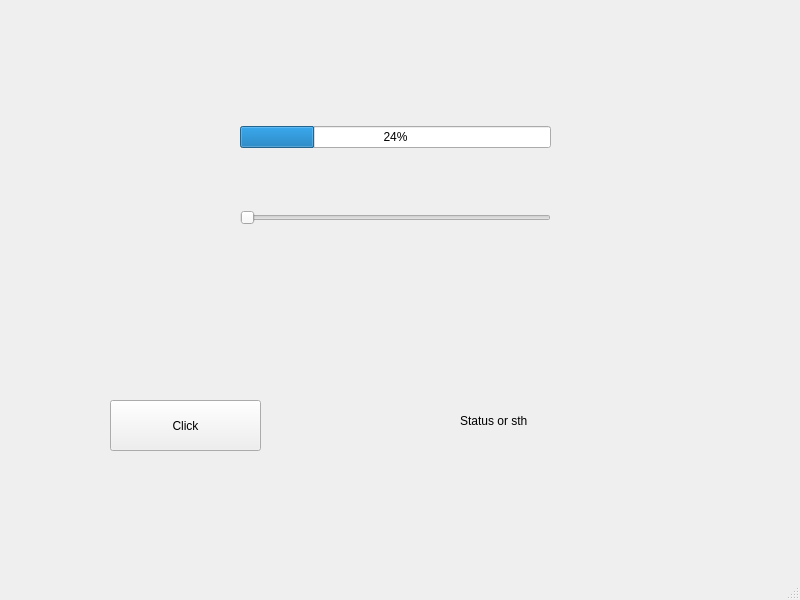
The window that PlantMonitoringSystemQt/mainwindow.ui (OlafBieganski/Plant-monitoring-system) describes before a commit, drawn with Qt 5.
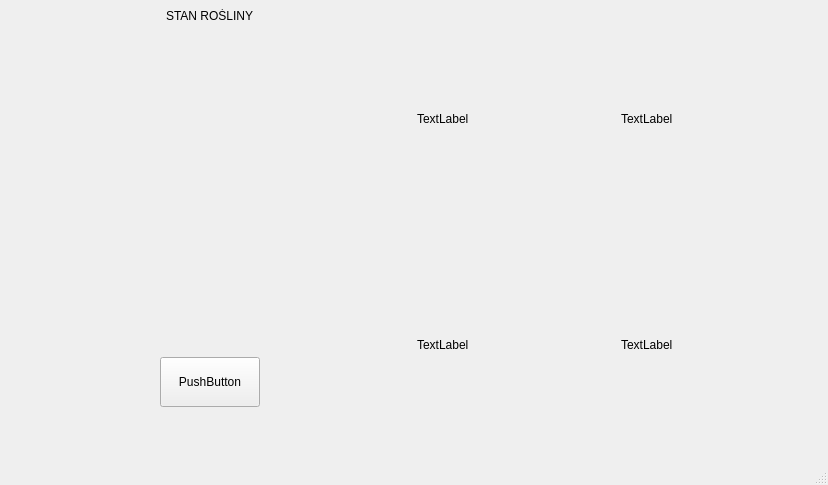
The same window after the commit.

Commit message: Added layout and trial plant pic

Patch:
```diff
--- a/PlantMonitoringSystemQt/mainwindow.ui
+++ b/PlantMonitoringSystemQt/mainwindow.ui
@@ -6,66 +6,95 @@
    <rect>
     <x>0</x>
     <y>0</y>
-    <width>800</width>
-    <height>600</height>
+    <width>828</width>
+    <height>485</height>
    </rect>
   </property>
   <property name="windowTitle">
    <string>MainWindow</string>
   </property>
   <widget class="QWidget" name="centralwidget">
-   <widget class="QPushButton" name="pushButton">
-    <property name="geometry">
-     <rect>
-      <x>110</x>
-      <y>400</y>
-      <width>151</width>
-      <height>51</height>
-     </rect>
-    </property>
+   <layout class="QHBoxLayout" name="horizontalLayout_2">
+    <item>
+     <layout class="QHBoxLayout" name="horizontalLayout">
+      <item>
+       <layout class="QVBoxLayout" name="verticalLayout_2">
+        <item alignment="Qt::AlignHCenter|Qt::AlignTop">
+         <widget class="QLabel" name="label_plant_state">
+          <property name="text">
+           <string>STAN ROŚLINY</string>
+          </property>
+         </widget>
+        </item>
+        <item alignment="Qt::AlignHCenter|Qt::AlignVCenter">
+         <widget class="QLabel" name="label_plant_pic">
     <property name="text">
-     <string>Click</string>
-    </property>
-   </widget>
+           <string/>
+          </property>
+         </widget>
+        </item>
+        <item alignment="Qt::AlignHCenter|Qt::AlignVCenter">
+         <widget class="QPushButton" name="pushButton_measure">
+          <property name="sizePolicy">
+           <sizepolicy hsizetype="Minimum" vsizetype="Minimum">
+            <horstretch>0</horstretch>
+            <verstretch>0</verstretch>
+           </sizepolicy>
+          </property>
+          <property name="minimumSize">
+           <size>
+            <width>100</width>
+            <height>50</height>
+           </size>
+          </property>
+          <property name="maximumSize">
+           <size>
+            <width>100</width>
+            <height>50</height>
+           </size>
+          </property>
+          <property name="text">
+           <string>PushButton</string>
+          </property>
+         </widget>
+        </item>
+       </layout>
+      </item>
+      <item>
+       <layout class="QGridLayout" name="gridLayout_2">
+        <item row="1" column="0">
    <widget class="QLabel" name="label">
-    <property name="geometry">
-     <rect>
-      <x>460</x>
-      <y>390</y>
-      <width>181</width>
-      <height>61</height>
-     </rect>
-    </property>
+          <property name="text">
+           <string>TextLabel</string>
+          </property>
+         </widget>
+        </item>
+        <item row="1" column="1">
+         <widget class="QLabel" name="label_2">
     <property name="text">
-     <string>Status or sth</string>
-    </property>
-   </widget>
-   <widget class="QWidget" name="">
-    <property name="geometry">
-     <rect>
-      <x>240</x>
-      <y>70</y>
-      <width>311</width>
-      <height>211</height>
-     </rect>
-    </property>
-    <layout class="QVBoxLayout" name="verticalLayout">
-     <item>
-      <widget class="QProgressBar" name="progressBar">
-       <property name="value">
-        <number>24</number>
-       </property>
-      </widget>
-     </item>
-     <item>
-      <widget class="QSlider" name="horizontalSlider">
-       <property name="orientation">
-        <enum>Qt::Horizontal</enum>
+           <string>TextLabel</string>
+          </property>
+         </widget>
+        </item>
+        <item row="0" column="1">
+         <widget class="QLabel" name="label_4">
+          <property name="text">
+           <string>TextLabel</string>
+          </property>
+         </widget>
+        </item>
+        <item row="0" column="0">
+         <widget class="QLabel" name="label_3">
+          <property name="text">
+           <string>TextLabel</string>
        </property>
       </widget>
      </item>
     </layout>
-   </widget>
+      </item>
+     </layout>
+    </item>
+   </layout>
   </widget>
   <widget class="QMenuBar" name="menubar">
    <property name="geometry">
```
Left out of the diff: 21 changed lines with no effect on the pictures. Lines whose indentation alone changed are shown as unchanged. The commit also changes 4 other files.
